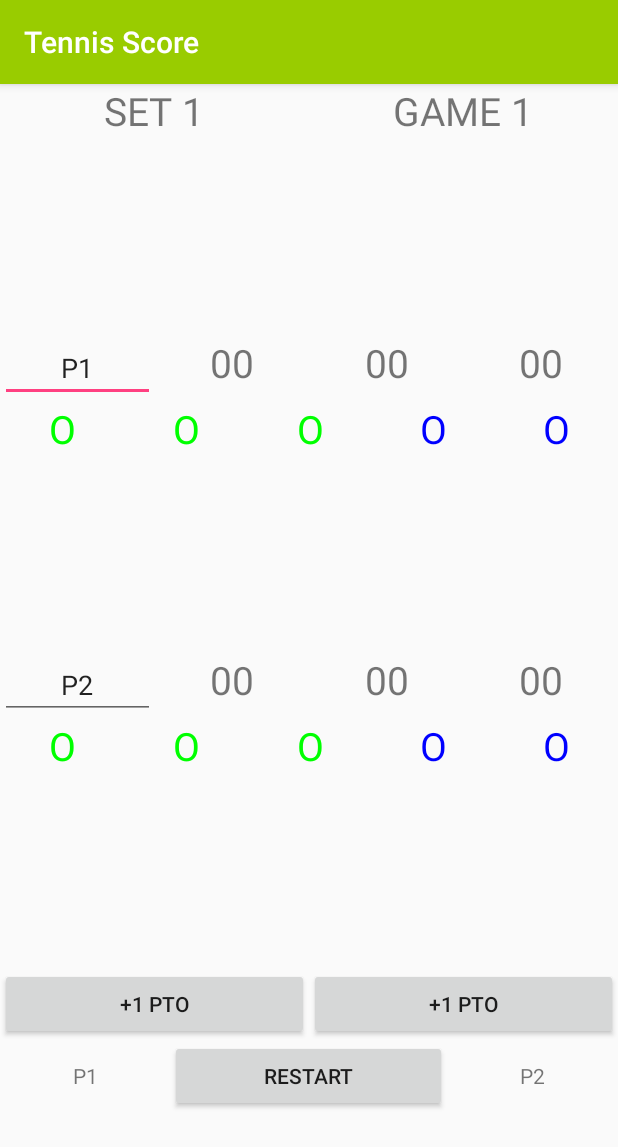
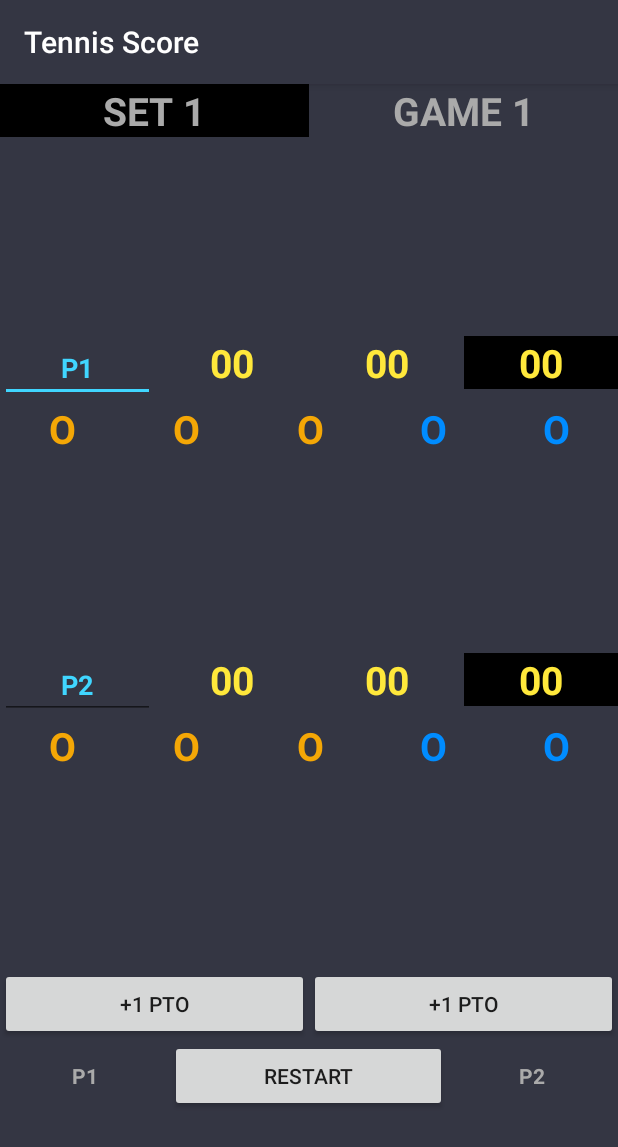
Before and after one commit to samacesar/TennisScore, an Android app: the screen it shows after launch (ScoreActivity), after a tap on "RESTART", on a phone screen of 412 x 824 dp. Shown: the top 1147 px of the screen. Run offline under Robolectric (Android 15) with nearby library versions, the phone set to English and light mode, and no system bars; 1 other tap on this screen came first.

Commit message:
final version?

```diff
--- a/app/src/main/java/com/example/sama/tennisscore/ScoreActivity.java
+++ b/app/src/main/java/com/example/sama/tennisscore/ScoreActivity.java
@@ -30,10 +30,13 @@ public class ScoreActivity extends AppCompatActivity {
         if (SP1==3) {
             winner.setText("WINNER: "+inP1.getText());
             winner.setVisibility(View.VISIBLE);
+            statusA.setVisibility(View.INVISIBLE);
         }
         if (SP2==3) {
             winner.setText("WINNER: "+inP2.getText());
             winner.setVisibility(View.VISIBLE);
+            statusB.setVisibility(View.INVISIBLE);
+
 
         }
         GP1=1;
@@ -42,16 +45,16 @@ public class ScoreActivity extends AppCompatActivity {
         nGameB.setText("00");
     }
     void newGame(){
-        ptoP1.setTextColor(Color.GREEN);
-        ptoP2.setTextColor(Color.GREEN);
-        ptoP3.setTextColor(Color.GREEN);
-        ptoP4.setTextColor(Color.BLUE);
-        ptoP5.setTextColor(Color.BLUE);
-        ptoP6.setTextColor(Color.GREEN);
-        ptoP7.setTextColor(Color.GREEN);
-        ptoP8.setTextColor(Color.GREEN);
-        ptoP9.setTextColor(Color.BLUE);
-        ptoP10.setTextColor(Color.BLUE);
+        ptoP1.setTextColor(Color.rgb(244,167,6));
+        ptoP2.setTextColor(Color.rgb(244,167,6));
+        ptoP3.setTextColor(Color.rgb(244,167,6));
+        ptoP4.setTextColor(Color.rgb(0,140,255));
+        ptoP5.setTextColor(Color.rgb(0,140,255));
+        ptoP6.setTextColor(Color.rgb(244,167,6));
+        ptoP7.setTextColor(Color.rgb(244,167,6));
+        ptoP8.setTextColor(Color.rgb(244,167,6));
+        ptoP9.setTextColor(Color.rgb(0,140,255));
+        ptoP10.setTextColor(Color.rgb(0,140,255));
         gamePointA.setText("00");
         gamePointB.setText("00");
         P1=1;
@@ -140,8 +143,8 @@ public class ScoreActivity extends AppCompatActivity {
             if(deuceB)gamePointB.setText("40");
             ScoreActivity.P1=4;
             ScoreActivity.P2=4;
-            ptoP4.setTextColor(Color.BLUE);
-            ptoP9.setTextColor(Color.BLUE);
+            ptoP4.setTextColor(Color.rgb(0,140,255));
+            ptoP9.setTextColor(Color.rgb(0,140,255));
             deuceB=true;
         }
     }
@@ -231,31 +234,31 @@ public class ScoreActivity extends AppCompatActivity {
                 BP1.setText(inP1.getText());
                 BP2.setText(inP2.getText());
                 if (P1==5){
-                    ptoP5.setTextColor(Color.RED);
+                    ptoP5.setTextColor(Color.YELLOW);
                     P1 += 1;
                     if(deuceA)gamePointA.setText("00");
 
                 }
                 if (P1==4){
-                    ptoP4.setTextColor(Color.RED);
+                    ptoP4.setTextColor(Color.YELLOW);
                     P1 += 1;
                     if(deuceA)gamePointA.setText("adv");
 
                 }
                 if (P1==3){
-                    ptoP3.setTextColor(Color.RED);
+                    ptoP3.setTextColor(Color.YELLOW);
                     P1 += 1;
                     gamePointA.setText("40");
 
                 }
                 if (P1==2){
-                    ptoP2.setTextColor(Color.RED);
+                    ptoP2.setTextColor(Color.YELLOW);
                     P1 += 1;
                     gamePointA.setText("30");
 
                 }
                 if (P1==1) {
-                    ptoP1.setTextColor(Color.RED);
+                    ptoP1.setTextColor(Color.YELLOW);
                     P1 += 1;
                     gamePointA.setText("15");
                 }
@@ -268,29 +271,29 @@ public class ScoreActivity extends AppCompatActivity {
             @Override
             public void onClick(View view2) {
                 if (P2==5){
-                    ptoP10.setTextColor(Color.RED);
+                    ptoP10.setTextColor(Color.YELLOW);
                     if(deuceB)gamePointB.setText("00");
                     P2 += 1;
                 }
                 if (P2==4){
-                    ptoP9.setTextColor(Color.RED);
+                    ptoP9.setTextColor(Color.YELLOW);
                     if(deuceB)gamePointB.setText("adv");
                     P2 += 1;
                 }
                 if (P2==3){
-                    ptoP8.setTextColor(Color.RED);
+                    ptoP8.setTextColor(Color.YELLOW);
                     P2 += 1;
                     gamePointB.setText("40");
 
                 }
                 if (P2==2){
-                    ptoP7.setTextColor(Color.RED);
+                    ptoP7.setTextColor(Color.YELLOW);
                     P2 += 1;
                     gamePointB.setText("30");
 
                 }
                 if (P2==1) {
-                    ptoP6.setTextColor(Color.RED);
+                    ptoP6.setTextColor(Color.YELLOW);
                     P2 += 1;
                     gamePointB.setText("15");
 
--- a/app/src/main/res/layout/activity_score.xml
+++ b/app/src/main/res/layout/activity_score.xml
@@ -11,7 +11,9 @@
         android:id="@+id/titulo"
         android:layout_width="match_parent"
         android:layout_height="wrap_content"
-        android:orientation="horizontal">
+        android:orientation="horizontal"
+        android:background="@android:color/background_dark"
+        >
 
         <LinearLayout
             android:layout_width="match_parent"
@@ -24,8 +26,10 @@
                 android:layout_height="wrap_content"
                 android:layout_weight="1"
                 android:gravity="center"
-                android:text="Set 1"
-                android:textSize="26dp" />
+                android:text="SET 1"
+                android:textColor="@android:color/darker_gray"
+                android:textSize="26dp"
+                android:textStyle="bold" />
             />
         </LinearLayout>
 
@@ -34,7 +38,9 @@
         <LinearLayout
             android:layout_width="match_parent"
             android:layout_height="wrap_content"
-            android:layout_weight="1">
+            android:layout_weight="1"
+            android:background="@color/colorPrimaryDark">
+            >
 
             <TextView
                 android:id="@+id/nGame"
@@ -43,14 +49,17 @@
                 android:layout_weight="1"
                 android:gravity="center"
                 android:text="GAME 1"
-                android:textSize="26dp" />
+                android:textColor="@android:color/darker_gray"
+                android:textSize="26dp"
+                android:textStyle="bold" />
         </LinearLayout>
     </LinearLayout>
 
     <LinearLayout
         android:layout_width="match_parent"
         android:layout_height="match_parent"
-        android:layout_weight="1">
+        android:layout_weight="1"
+        android:background="@color/colorPrimaryDark">
 
         <TextView
             android:id="@+id/statusA"
@@ -58,6 +67,7 @@
             android:layout_height="match_parent"
             android:gravity="center"
             android:text="GANADOR"
+            android:textColor="@android:color/darker_gray"
             android:textSize="26sp"
             android:visibility="invisible" />
 
@@ -66,7 +76,8 @@
     <LinearLayout
         android:id="@+id/scoreA"
         android:layout_width="match_parent"
-        android:layout_height="wrap_content">
+        android:layout_height="wrap_content"
+        android:background="@color/colorPrimaryDark">
 
         <EditText
             android:id="@+id/P1in"
@@ -75,7 +86,10 @@
             android:layout_weight="1"
             android:gravity="center"
             android:text="P1"
-            android:textSize="18dp" />
+            android:textColor="@color/colorAccent"
+            android:textSize="18dp"
+            android:textStyle="bold" />
+
         <TextView
             android:id="@+id/SetsA"
             android:layout_width="match_parent"
@@ -83,7 +97,9 @@
             android:layout_weight="1"
             android:gravity="center"
             android:text="00"
-            android:textSize="26dp" />
+            android:textColor="@color/Score_Yellow"
+            android:textSize="26dp"
+            android:textStyle="bold" />
 
         <TextView
             android:id="@+id/gamesA"
@@ -92,17 +108,21 @@
             android:layout_weight="1"
             android:gravity="center"
             android:text="00"
-            android:textSize="26dp" />
+            android:textColor="@color/Score_Yellow"
+            android:textSize="26dp"
+            android:textStyle="bold" />
 
         <TextView
             android:id="@+id/puntosA"
-
+            android:background="@android:color/background_dark"
             android:layout_width="match_parent"
             android:layout_height="wrap_content"
             android:layout_weight="1"
             android:gravity="center"
             android:text="00"
-            android:textSize="26dp" />
+            android:textColor="@color/Score_Yellow"
+            android:textSize="26dp"
+            android:textStyle="bold" />
 
 
     </LinearLayout>
@@ -110,7 +130,8 @@
     <LinearLayout
         android:id="@+id/marcadoresA"
         android:layout_width="match_parent"
-        android:layout_height="wrap_content">
+        android:layout_height="wrap_content"
+        android:background="@color/colorPrimaryDark">
 
         <TextView
             android:id="@+id/ptos1"
@@ -119,8 +140,9 @@
             android:layout_weight="5"
             android:gravity="center"
             android:text="O"
-            android:textColor="@android:color/holo_green_light"
-            android:textSize="26dp" />
+            android:textColor="@android:color/holo_orange_dark"
+            android:textSize="26dp"
+            android:textStyle="bold" />
 
         <TextView
             android:id="@+id/ptos2"
@@ -129,8 +151,9 @@
             android:layout_weight="5"
             android:gravity="center"
             android:text="O"
-            android:textColor="@android:color/holo_green_light"
-            android:textSize="26dp" />
+            android:textColor="@android:color/holo_orange_dark"
+            android:textSize="26dp"
+            android:textStyle="bold" />
 
         <TextView
             android:id="@+id/ptos3"
@@ -139,8 +162,9 @@
             android:layout_weight="5"
             android:gravity="center"
             android:text="O"
-            android:textColor="@android:color/holo_green_light"
-            android:textSize="26dp" />
+            android:textColor="@android:color/holo_orange_dark"
+            android:textSize="26dp"
+            android:textStyle="bold" />
 
         <TextView
             android:id="@+id/ptos4"
@@ -150,7 +174,8 @@
             android:gravity="center"
             android:text="O"
             android:textColor="@android:color/holo_blue_light"
-            android:textSize="26dp" />
+            android:textSize="26dp"
+            android:textStyle="bold" />
 
         <TextView
             android:id="@+id/ptos5"
@@ -160,13 +185,15 @@
             android:gravity="center"
             android:text="O"
             android:textColor="@android:color/holo_blue_light"
-            android:textSize="26dp" />
+            android:textSize="26dp"
+            android:textStyle="bold" />
     </LinearLayout>
 
     <LinearLayout
         android:layout_width="match_parent"
         android:layout_height="match_parent"
-        android:layout_weight="1">
+        android:layout_weight="1"
+        android:background="@color/colorPrimaryDark">
 
         <TextView
             android:id="@+id/statusB"
@@ -174,7 +201,9 @@
             android:layout_height="match_parent"
             android:gravity="center"
             android:text="GANADOR"
+            android:textColor="@android:color/darker_gray"
             android:textSize="26sp"
+            android:textStyle="bold"
             android:visibility="invisible" />
 
     </LinearLayout>
@@ -182,7 +211,8 @@
     <LinearLayout
         android:id="@+id/scoresB"
         android:layout_width="match_parent"
-        android:layout_height="wrap_content">
+        android:layout_height="wrap_content"
+        android:background="@color/colorPrimaryDark">
 
         <EditText
             android:id="@+id/P2in"
@@ -191,7 +221,9 @@
             android:layout_weight="1"
             android:gravity="center"
             android:text="P2"
-            android:textSize="18dp" />
+            android:textColor="@color/colorAccent"
+            android:textSize="18dp"
+            android:textStyle="bold" />
 
         <TextView
             android:id="@+id/SetsB"
@@ -200,7 +232,9 @@
             android:layout_weight="1"
             android:gravity="center"
             android:text="00"
-            android:textSize="26dp" />
+            android:textColor="@color/Score_Yellow"
+            android:textSize="26dp"
+            android:textStyle="bold" />
 
         <TextView
             android:id="@+id/gamesB"
@@ -209,23 +243,28 @@
             android:layout_weight="1"
             android:gravity="center"
             android:text="00"
-            android:textSize="26dp" />
+            android:textColor="@color/Score_Yellow"
+            android:textSize="26dp"
+            android:textStyle="bold" />
 
         <TextView
             android:id="@+id/puntosB"
-
+            android:background="@android:color/background_dark"
             android:layout_width="match_parent"
             android:layout_height="wrap_content"
             android:layout_weight="1"
             android:gravity="center"
             android:text="00"
-            android:textSize="26dp" />
+            android:textColor="@color/Score_Yellow"
+            android:textSize="26dp"
+            android:textStyle="bold" />
     </LinearLayout>
 
     <LinearLayout
         android:id="@+id/marcadoresB"
         android:layout_width="match_parent"
-        android:layout_height="wrap_content">
+        android:layout_height="wrap_content"
+        android:background="@color/colorPrimaryDark">
 
         <TextView
             android:id="@+id/ptos6"
@@ -234,8 +273,9 @@
             android:layout_weight="5"
             android:gravity="center"
             android:text="O"
-            android:textColor="@android:color/holo_green_light"
-            android:textSize="26dp" />
+            android:textColor="@android:color/holo_orange_dark"
+            android:textSize="26dp"
+            android:textStyle="bold" />
 
         <TextView
             android:id="@+id/ptos7"
@@ -244,8 +284,9 @@
             android:layout_weight="5"
             android:gravity="center"
             android:text="O"
-            android:textColor="@android:color/holo_green_light"
-            android:textSize="26dp" />
+            android:textColor="@android:color/holo_orange_dark"
+            android:textSize="26dp"
+            android:textStyle="bold" />
 
         <TextView
             android:id="@+id/ptos8"
@@ -254,8 +295,9 @@
             android:layout_weight="5"
             android:gravity="center"
             android:text="O"
-            android:textColor="@android:color/holo_green_light"
-            android:textSize="26dp" />
+            android:textColor="@android:color/holo_orange_dark"
+            android:textSize="26dp"
+            android:textStyle="bold" />
 
         <TextView
             android:id="@+id/ptos9"
@@ -265,7 +307,8 @@
             android:gravity="center"
             android:text="O"
             android:textColor="@android:color/holo_blue_light"
-            android:textSize="26dp" />
+            android:textSize="26dp"
+            android:textStyle="bold" />
 
         <TextView
             android:id="@+id/ptos10"
@@ -275,21 +318,24 @@
             android:gravity="center"
             android:text="O"
             android:textColor="@android:color/holo_blue_light"
-            android:textSize="26dp" />
+            android:textSize="26dp"
+            android:textStyle="bold" />
     </LinearLayout>
 
     <LinearLayout
         android:layout_width="match_parent"
         android:layout_height="match_parent"
-        android:layout_weight="1">
+        android:layout_weight="1"
+        android:background="@color/colorPrimaryDark">
 
         <TextView
             android:id="@+id/ganador"
             android:layout_width="match_parent"
-            android:layout_height="wrap_content"
+            android:layout_height="match_parent"
+            android:background="@android:color/background_dark"
             android:gravity="center"
             android:text="GANADOR"
-            android:textColor="@android:color/holo_blue_light"
+            android:textColor="@color/Score_Yellow"
             android:textSize="30dp"
             android:visibility="invisible" />
 
@@ -299,7 +345,8 @@
         android:id="@+id/botones"
         android:layout_width="match_parent"
         android:layout_height="wrap_content"
-        android:orientation="horizontal">
+        android:orientation="horizontal"
+        android:background="@color/colorPrimaryDark">
 
         <Button
             android:id="@+id/masP1"
@@ -320,15 +367,18 @@
         android:layout_width="match_parent"
         android:layout_height="match_parent"
         android:layout_weight="1"
-        android:orientation="horizontal">
+        android:orientation="horizontal"
+        android:background="@color/colorPrimaryDark">
 
         <TextView
             android:id="@+id/P1B"
             android:layout_width="wrap_content"
             android:layout_height="wrap_content"
+            android:layout_weight="1"
+            android:gravity="center"
             android:text="P1 scores"
-            android:gravity="center"
-            android:layout_weight="1"/>
+            android:textColor="@android:color/darker_gray"
+            android:textStyle="bold" />
         <Button
             android:id="@+id/restart"
             android:layout_width="wrap_content"
@@ -336,13 +386,16 @@
             android:layout_weight="1"
             android:gravity="center"
             android:text="RESTART"/>
+
         <TextView
             android:id="@+id/P2B"
             android:layout_width="wrap_content"
             android:layout_height="wrap_content"
+            android:layout_weight="1"
+            android:gravity="center"
             android:text="P2 scores"
-            android:gravity="center"
-            android:layout_weight="1"/>
+            android:textColor="@android:color/darker_gray"
+            android:textStyle="bold" />
 
     </LinearLayout>
 </LinearLayout>
--- a/app/src/main/res/values/colors.xml
+++ b/app/src/main/res/values/colors.xml
@@ -1,6 +1,7 @@
 <?xml version="1.0" encoding="utf-8"?>
 <resources>
-    <color name="colorPrimary">#ff99cc00</color>
-    <color name="colorPrimaryDark">#303F9F</color>
-    <color name="colorAccent">#FF4081</color>
+    <color name="colorPrimary">#343643</color>
+    <color name="colorPrimaryDark">#343643</color>
+    <color name="colorAccent">#40d6ff</color>
+    <color name="Score_Yellow">#ffe83b</color>
 </resources>
```
